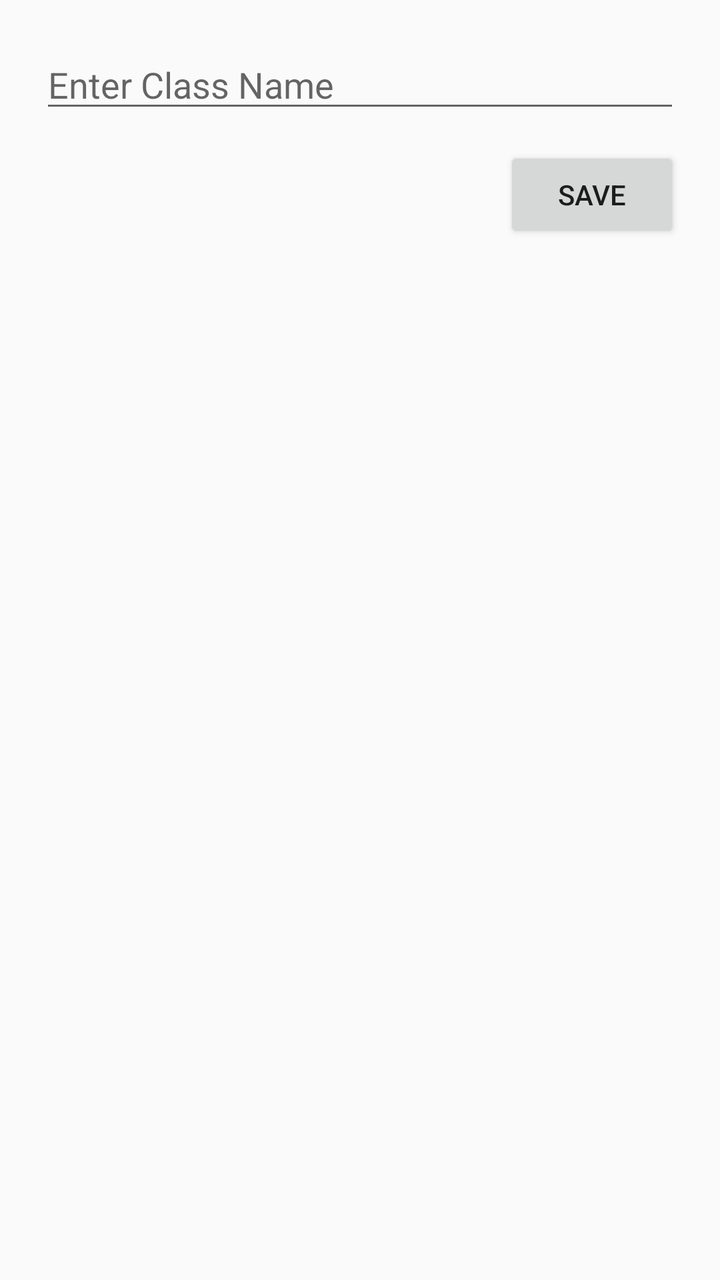
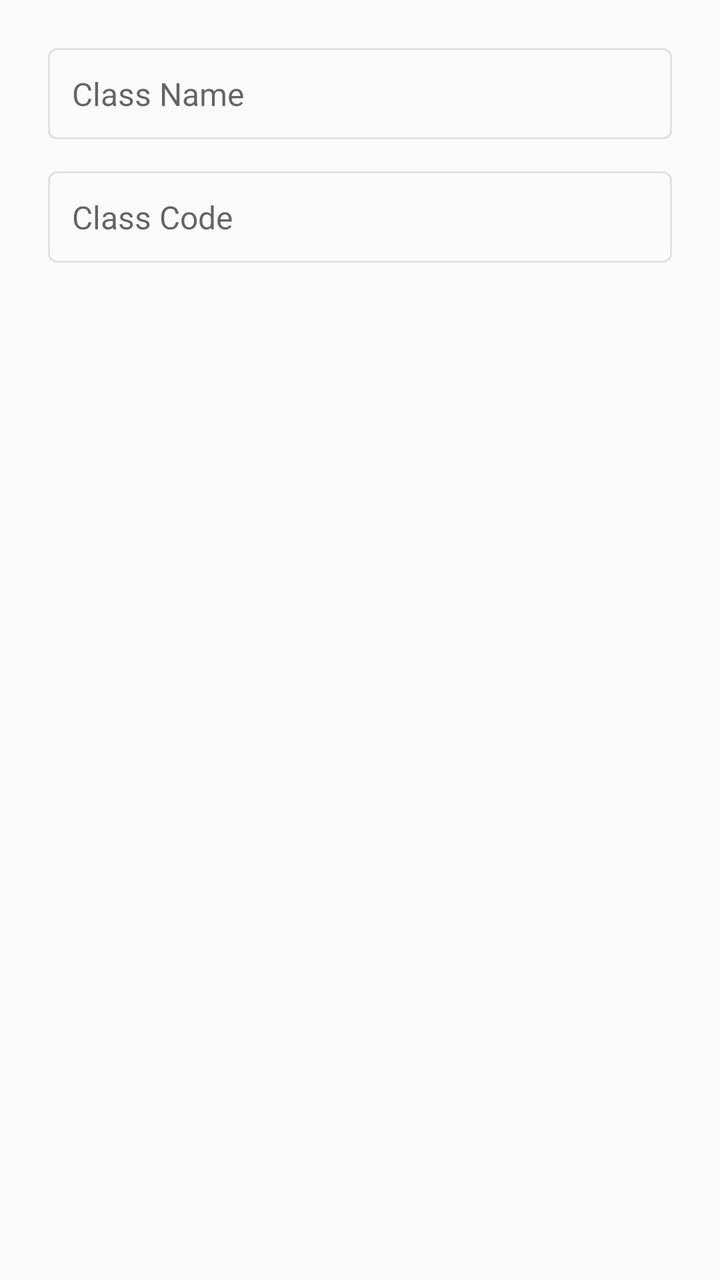

Two renders of the same Android screen: before a commit and after it. Below are the layout's source before the change and the commit's diff.
<!-- AndroidManifest.xml: application theme Theme.AppCompat.Light.DarkActionBar -->
<!-- res/layout/dialog_add_class.xml -->
<?xml version="1.0" encoding="utf-8"?>
<LinearLayout xmlns:android="http://schemas.android.com/apk/res/android"
    android:padding="20dp"
    android:orientation="vertical"
    android:layout_width="match_parent"
    android:layout_height="wrap_content">

    <EditText
        android:id="@+id/et_class_name"
        android:layout_width="match_parent"
        android:layout_height="wrap_content"
        android:hint="Enter Class Name" />

    <Button
        android:id="@+id/btn_save_class"
        android:layout_width="wrap_content"
        android:layout_height="wrap_content"
        android:text="Save"
        android:layout_gravity="end"
        android:layout_marginTop="12dp"/>
</LinearLayout>
<!-- resources referenced by this layout -->
<resources>

</resources>

<!-- the commit's change to res/layout/dialog_add_class.xml (unified diff, before → after) -->
@@ -1,21 +1,28 @@
 <?xml version="1.0" encoding="utf-8"?>
 <LinearLayout xmlns:android="http://schemas.android.com/apk/res/android"
-    android:padding="20dp"
+    android:layout_width="match_parent"
+    android:layout_height="wrap_content"
     android:orientation="vertical"
-    android:layout_width="match_parent"
-    android:layout_height="wrap_content">
+    android:padding="24dp">
 
     <EditText
-        android:id="@+id/et_class_name"
+        android:id="@+id/etClassName"
         android:layout_width="match_parent"
         android:layout_height="wrap_content"
-        android:hint="Enter Class Name" />
+        android:hint="Class Name"
+        android:inputType="text"
+        android:textSize="16sp"
+        android:padding="12dp"
+        android:background="@drawable/edittext_background"/>
 
-    <Button
-        android:id="@+id/btn_save_class"
-        android:layout_width="wrap_content"
+    <EditText
+        android:id="@+id/etClassCode"
+        android:layout_width="match_parent"
         android:layout_height="wrap_content"
-        android:text="Save"
-        android:layout_gravity="end"
-        android:layout_marginTop="12dp"/>
+        android:hint="Class Code"
+        android:inputType="text"
+        android:textSize="16sp"
+        android:padding="12dp"
+        android:layout_marginTop="16dp"
+        android:background="@drawable/edittext_background"/>
 </LinearLayout>
<!-- resource entries referenced after the edit -->
@@ -1,5 +1,12 @@
 <!-- resources referenced by this layout -->
 <resources>
-
+  <!-- drawable edittext_background (drawable) -->
+  <?xml version="1.0" encoding="utf-8"?>
+  <shape xmlns:android="http://schemas.android.com/apk/res/android">
+      <solid android:color="@android:color/transparent"/>
+      <corners android:radius="4dp"/>
+      <stroke android:width="1dp" android:color="#E0E0E0"/>
+      <padding android:left="8dp" android:top="8dp" android:right="8dp" android:bottom="8dp"/>
+  </shape>
 </resources>
 
